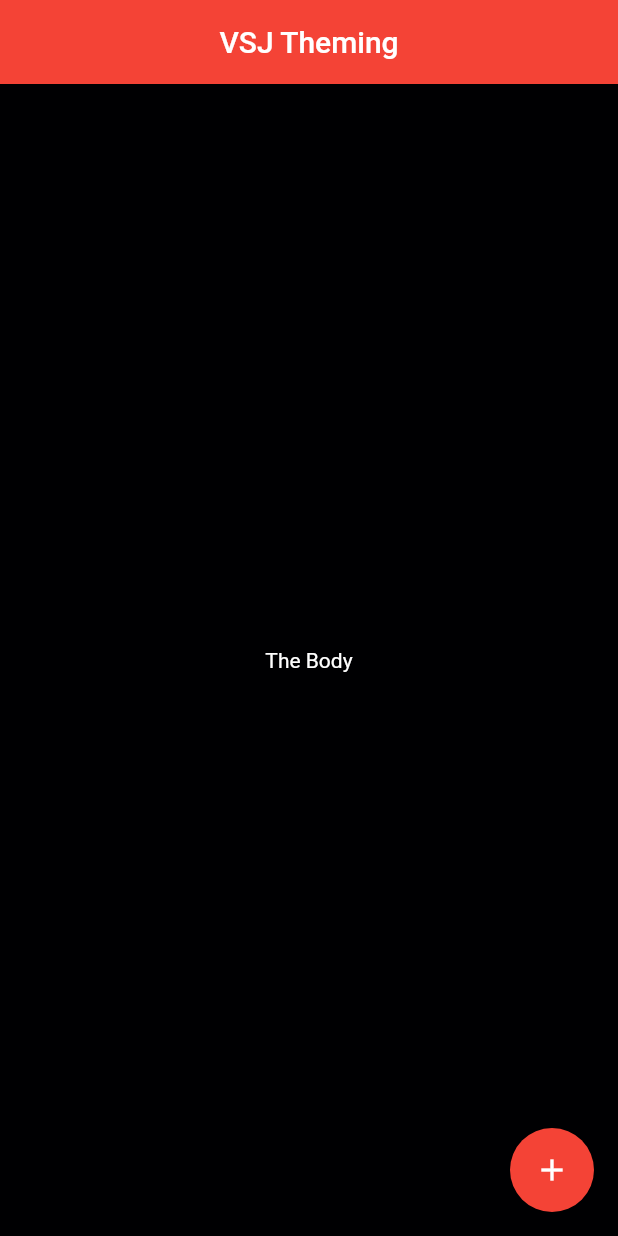
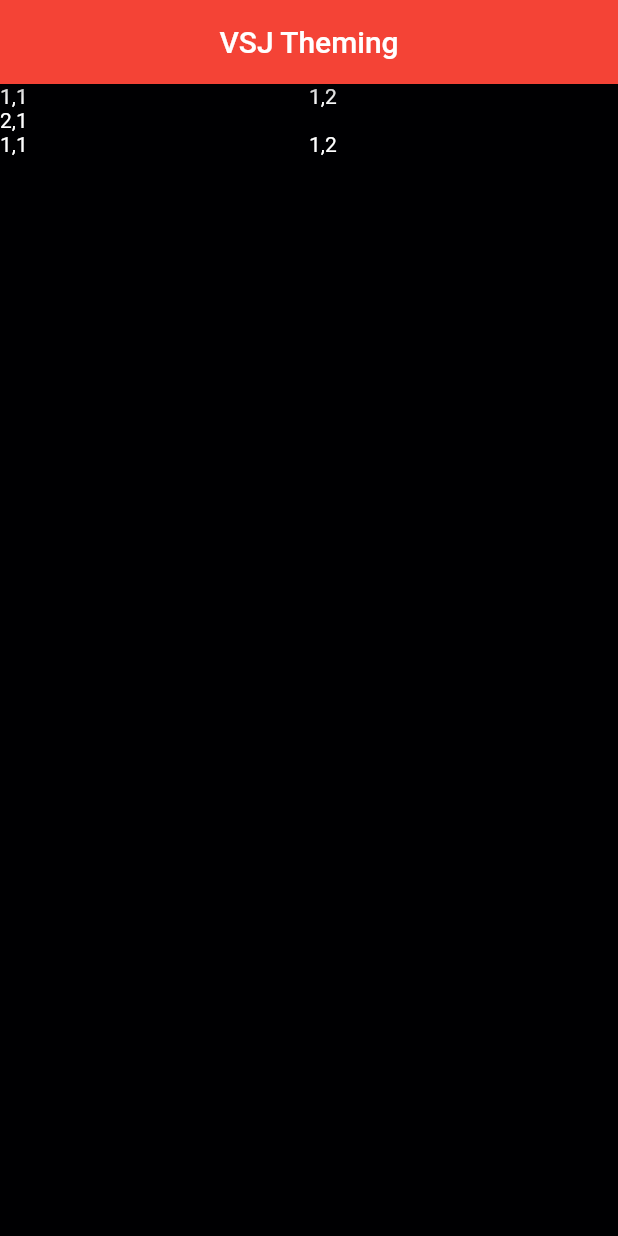
Before and after one commit to Varanasi-Software-Junction/Flutter-Theming, a Flutter app: the screen it shows after launch, on a phone screen of 412 x 824 dp. Run offline on Flutter 3.47's test engine with Material 2 defaults, Android fonts, the phone set to English and light mode, and no system bars.

Commit message:
Simple Row Column Division

```diff
--- a/flutter_plugin/lib/VSJStateful.dart
+++ b/flutter_plugin/lib/VSJStateful.dart
@@ -13,18 +13,38 @@ class _VSJStatefulState extends State<VSJStateful> {
         centerTitle: true,
         title: Text('VSJ Theming'),
       ),
-      body: Center(
-        child: Text('The Body'),
-      ),
-      floatingActionButton: Theme(
-        data: ThemeData(
-          accentColor: Colors.red,
-
+      body: Container(
+        child: Column(
+          children: [
+            Row(
+              children: [
+                Expanded(
+                  child: Text("1,1"),
+                ),
+                Expanded(
+                  child: Text("1,2"),
+                )
+              ],
+            ),
+            Row(
+              children: [
+                Expanded(
+                  child: Text("2,1"),
+                ),
+              ],
+            ),
+            Row(
+              children: [
+                Expanded(
+                  child: Text("1,1"),
+                ),
+                Expanded(
+                  child: Text("1,2"),
+                )
+              ],
+            ),
+          ],
         ),
-        child: FloatingActionButton(
-          child: Icon(Icons.add),
-        ),
-
       ),
     );
   }
```
